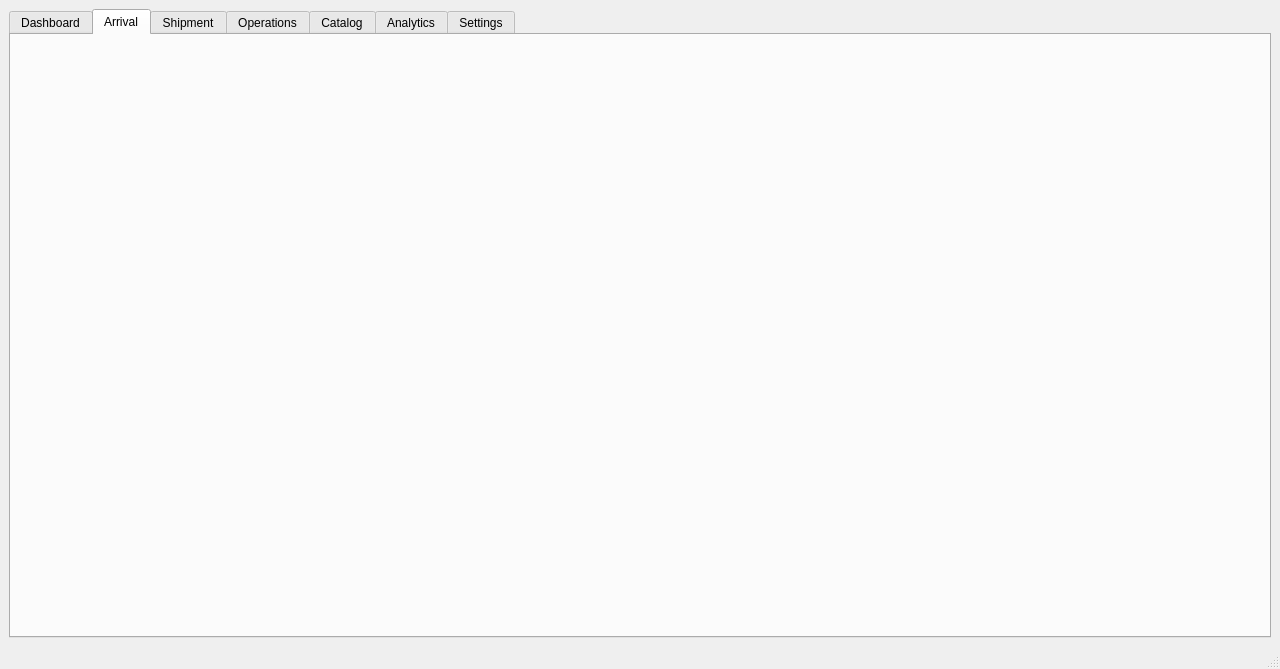
mrLevin778/StoreHub, file ui/wms.ui: the form before one commit.
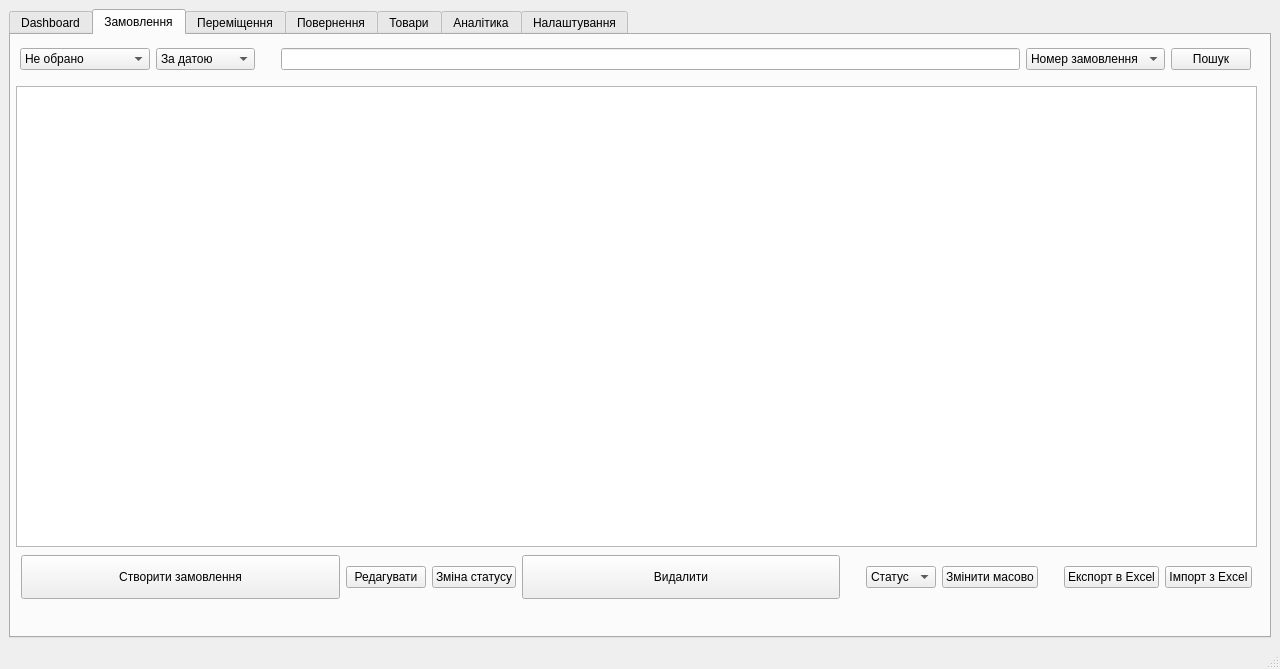
The form after the commit. The open tabs and pages were chosen to show the change.

Commit message: Added dialog window for create/edit order. Added __init__.py. Many minor changes.

What changed in the file:
```diff
--- a/ui/wms.ui
+++ b/ui/wms.ui
@@ -405,32 +405,293 @@
       </widget>
       <widget class="QWidget" name="arrival_tab">
        <attribute name="title">
-        <string>Arrival</string>
+        <string>Замовлення</string>
        </attribute>
+       <widget class="QTableView" name="orders_table">
+        <property name="geometry">
+         <rect>
+          <x>5</x>
+          <y>51</y>
+          <width>1241</width>
+          <height>461</height>
+         </rect>
+        </property>
+       </widget>
+       <widget class="QWidget" name="bottomWidget" native="true">
+        <property name="geometry">
+         <rect>
+          <x>10</x>
+          <y>520</y>
+          <width>1231</width>
+          <height>44</height>
+         </rect>
+        </property>
+        <property name="sizePolicy">
+         <sizepolicy hsizetype="Expanding" vsizetype="Expanding">
+          <horstretch>0</horstretch>
+          <verstretch>0</verstretch>
+         </sizepolicy>
+        </property>
+        <layout class="QHBoxLayout" name="horizontalLayout_6">
+         <item>
+          <widget class="QPushButton" name="new_order_btn">
+           <property name="sizePolicy">
+            <sizepolicy hsizetype="Expanding" vsizetype="Expanding">
+             <horstretch>0</horstretch>
+             <verstretch>0</verstretch>
+            </sizepolicy>
+           </property>
+           <property name="text">
+            <string>Створити замовлення</string>
+           </property>
+           <property name="checkable">
+            <bool>false</bool>
+           </property>
+          </widget>
+         </item>
+         <item>
+          <widget class="QPushButton" name="edit_order_btn">
+           <property name="text">
+            <string>Редагувати</string>
+           </property>
+          </widget>
+         </item>
+         <item>
+          <widget class="QPushButton" name="change_order_status_btn">
+           <property name="text">
+            <string>Зміна статусу</string>
+           </property>
+          </widget>
+         </item>
+         <item>
+          <widget class="QPushButton" name="remove_order_btn">
+           <property name="enabled">
+            <bool>true</bool>
+           </property>
+           <property name="sizePolicy">
+            <sizepolicy hsizetype="Expanding" vsizetype="Expanding">
+             <horstretch>0</horstretch>
+             <verstretch>0</verstretch>
+            </sizepolicy>
+           </property>
+           <property name="text">
+            <string>Видалити</string>
+           </property>
+           <property name="default">
+            <bool>false</bool>
+           </property>
+          </widget>
+         </item>
+         <item>
+          <spacer name="verticalSpacer">
+           <property name="orientation">
+            <enum>Qt::Orientation::Vertical</enum>
+           </property>
+           <property name="sizeType">
+            <enum>QSizePolicy::Policy::Expanding</enum>
+           </property>
+           <property name="sizeHint" stdset="0">
+            <size>
+             <width>20</width>
+             <height>40</height>
+            </size>
+           </property>
+          </spacer>
+         </item>
+         <item>
+          <widget class="QComboBox" name="change_orders_status_cbx">
+           <property name="sizeAdjustPolicy">
+            <enum>QComboBox::SizeAdjustPolicy::AdjustToContents</enum>
+           </property>
+           <item>
+            <property name="text">
+             <string>Статус</string>
+            </property>
+           </item>
+          </widget>
+         </item>
+         <item>
+          <widget class="QPushButton" name="change_order_status_many_btn">
+           <property name="text">
+            <string>Змінити масово</string>
+           </property>
+          </widget>
+         </item>
+         <item>
+          <spacer name="verticalSpacer_3">
+           <property name="orientation">
+            <enum>Qt::Orientation::Vertical</enum>
+           </property>
+           <property name="sizeHint" stdset="0">
+            <size>
+             <width>20</width>
+             <height>40</height>
+            </size>
+           </property>
+          </spacer>
+         </item>
+         <item>
+          <widget class="QPushButton" name="export_orders_excel_btn">
+           <property name="text">
+            <string>Експорт в Excel</string>
+           </property>
+          </widget>
+         </item>
+         <item>
+          <widget class="QPushButton" name="import_orders_excel_btn">
+           <property name="text">
+            <string>Імпорт з Excel</string>
+           </property>
+          </widget>
+         </item>
+        </layout>
+       </widget>
+       <widget class="QWidget" name="topWidget" native="true">
+        <property name="geometry">
+         <rect>
+          <x>9</x>
+          <y>-1</y>
+          <width>1231</width>
+          <height>50</height>
+         </rect>
+        </property>
+        <layout class="QHBoxLayout" name="horizontalLayout_5">
+         <item>
+          <widget class="QComboBox" name="status_filter_cbx">
+           <property name="currentText">
+            <string>Не обрано</string>
+           </property>
+           <property name="insertPolicy">
+            <enum>QComboBox::InsertPolicy::InsertAlphabetically</enum>
+           </property>
+           <property name="sizeAdjustPolicy">
+            <enum>QComboBox::SizeAdjustPolicy::AdjustToContents</enum>
+           </property>
+           <item>
+            <property name="text">
+             <string>Не обрано</string>
+            </property>
+           </item>
+           <item>
+            <property name="text">
+             <string>Нове замовлення</string>
+            </property>
+           </item>
+           <item>
+            <property name="text">
+             <string>В обробці</string>
+            </property>
+           </item>
+           <item>
+            <property name="text">
+             <string>Зібрано</string>
+            </property>
+           </item>
+           <item>
+            <property name="text">
+             <string>Чекає відправки</string>
+            </property>
+           </item>
+           <item>
+            <property name="text">
+             <string>Відправлено</string>
+            </property>
+           </item>
+          </widget>
+         </item>
+         <item>
+          <widget class="QComboBox" name="sort_orders_cbx">
+           <property name="sizeAdjustPolicy">
+            <enum>QComboBox::SizeAdjustPolicy::AdjustToContents</enum>
+           </property>
+           <item>
+            <property name="text">
+             <string>За датою</string>
+            </property>
+           </item>
+           <item>
+            <property name="text">
+             <string>За статусом</string>
+            </property>
+           </item>
+           <item>
+            <property name="text">
+             <string>За сумою</string>
+            </property>
+           </item>
+          </widget>
+         </item>
+         <item>
+          <spacer name="verticalSpacer_2">
+           <property name="orientation">
+            <enum>Qt::Orientation::Vertical</enum>
+           </property>
+           <property name="sizeHint" stdset="0">
+            <size>
+             <width>20</width>
+             <height>40</height>
+            </size>
+           </property>
+          </spacer>
+         </item>
+         <item>
+          <widget class="QLineEdit" name="search_orders_input"/>
+         </item>
+         <item>
+          <widget class="QComboBox" name="check_search_cbx">
+           <property name="sizeAdjustPolicy">
+            <enum>QComboBox::SizeAdjustPolicy::AdjustToContents</enum>
+           </property>
+           <item>
+            <property name="text">
+             <string>Номер замовлення</string>
+            </property>
+           </item>
+           <item>
+            <property name="text">
+             <string>Назва клієнта</string>
+            </property>
+           </item>
+           <item>
+            <property name="text">
+             <string>Назва товару</string>
+            </property>
+           </item>
+          </widget>
+         </item>
+         <item>
+          <widget class="QPushButton" name="search_orders_btn">
+           <property name="text">
+            <string>Пошук</string>
+           </property>
+          </widget>
+         </item>
+        </layout>
+       </widget>
       </widget>
       <widget class="QWidget" name="shipment_tab">
        <attribute name="title">
-        <string>Shipment</string>
+        <string>Переміщення</string>
        </attribute>
       </widget>
       <widget class="QWidget" name="operations_tab">
        <attribute name="title">
-        <string>Operations</string>
+        <string>Повернення</string>
        </attribute>
       </widget>
       <widget class="QWidget" name="catalog_tab">
        <attribute name="title">
-        <string>Catalog</string>
+        <string>Товари</string>
        </attribute>
       </widget>
       <widget class="QWidget" name="analytics_tab">
        <attribute name="title">
-        <string>Analytics</string>
+        <string>Аналітика</string>
        </attribute>
       </widget>
       <widget class="QWidget" name="settings_tab">
        <attribute name="title">
-        <string>Settings</string>
+        <string>Налаштування</string>
        </attribute>
       </widget>
      </widget>
```
Left out of the diff: 8 changed lines with no effect on the pictures. The commit also changes 9 other files.
